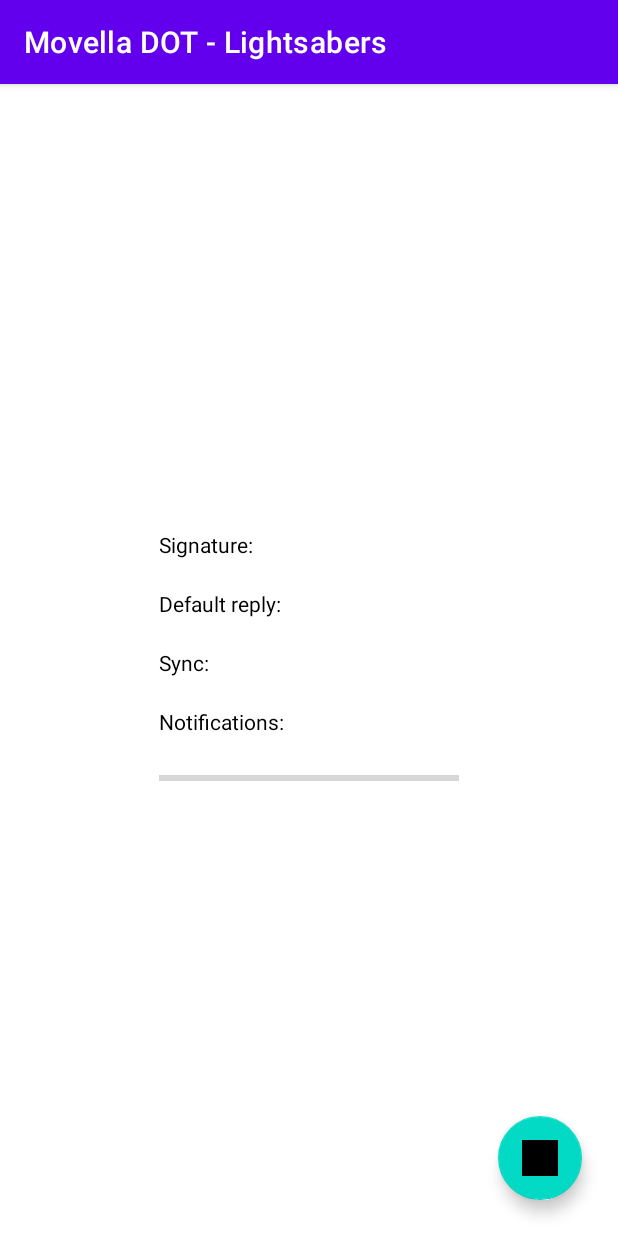
After one commit to Urpagin/MovellaLightsaber, an Android app: the fragment Home shown on its own in the app's theme, on a phone screen of 412 x 824 dp. The commit adds this screen. Run offline under Robolectric (Android 15) with nearby library versions, the phone set to English and light mode, and no system bars.

Commit message:
settings framfment wip

```diff
--- /dev/null
+++ b/app/src/main/java/com/urpagin/movellalightsaber/Home.kt
@@ -0,0 +1,59 @@
+package com.urpagin.movellalightsaber
+
+import android.os.Bundle
+import androidx.fragment.app.Fragment
+import android.view.LayoutInflater
+import android.view.View
+import android.view.ViewGroup
+
+// TODO: Rename parameter arguments, choose names that match
+// the fragment initialization parameters, e.g. ARG_ITEM_NUMBER
+private const val ARG_PARAM1 = "param1"
+private const val ARG_PARAM2 = "param2"
+
+/**
+ * A simple [Fragment] subclass.
+ * Use the [Home.newInstance] factory method to
+ * create an instance of this fragment.
+ */
+class Home : Fragment() {
+    // TODO: Rename and change types of parameters
+    private var param1: String? = null
+    private var param2: String? = null
+
+    override fun onCreate(savedInstanceState: Bundle?) {
+        super.onCreate(savedInstanceState)
+        arguments?.let {
+            param1 = it.getString(ARG_PARAM1)
+            param2 = it.getString(ARG_PARAM2)
+        }
+    }
+
+    override fun onCreateView(
+        inflater: LayoutInflater, container: ViewGroup?,
+        savedInstanceState: Bundle?
+    ): View? {
+        // Inflate the layout for this fragment
+        return inflater.inflate(R.layout.fragment_home, container, false)
+    }
+
+    companion object {
+        /**
+         * Use this factory method to create a new instance of
+         * this fragment using the provided parameters.
+         *
+         * @param param1 Parameter 1.
+         * @param param2 Parameter 2.
+         * @return A new instance of fragment Home.
+         */
+        // TODO: Rename and change types and number of parameters
+        @JvmStatic
+        fun newInstance(param1: String, param2: String) =
+            Home().apply {
+                arguments = Bundle().apply {
+                    putString(ARG_PARAM1, param1)
+                    putString(ARG_PARAM2, param2)
+                }
+            }
+    }
+}
--- /dev/null
+++ b/app/src/main/res/drawable/baseline_settings_24.xml
@@ -0,0 +1,5 @@
+<vector android:height="24dp" android:tint="#3955EE"
+    android:viewportHeight="24" android:viewportWidth="24"
+    android:width="24dp" xmlns:android="http://schemas.android.com/apk/res/android">
+    <path android:fillColor="@android:color/white" android:pathData="M19.14,12.94c0.04,-0.3 0.06,-0.61 0.06,-0.94c0,-0.32 -0.02,-0.64 -0.07,-0.94l2.03,-1.58c0.18,-0.14 0.23,-0.41 0.12,-0.61l-1.92,-3.32c-0.12,-0.22 -0.37,-0.29 -0.59,-0.22l-2.39,0.96c-0.5,-0.38 -1.03,-0.7 -1.62,-0.94L14.4,2.81c-0.04,-0.24 -0.24,-0.41 -0.48,-0.41h-3.84c-0.24,0 -0.43,0.17 -0.47,0.41L9.25,5.35C8.66,5.59 8.12,5.92 7.63,6.29L5.24,5.33c-0.22,-0.08 -0.47,0 -0.59,0.22L2.74,8.87C2.62,9.08 2.66,9.34 2.86,9.48l2.03,1.58C4.84,11.36 4.8,11.69 4.8,12s0.02,0.64 0.07,0.94l-2.03,1.58c-0.18,0.14 -0.23,0.41 -0.12,0.61l1.92,3.32c0.12,0.22 0.37,0.29 0.59,0.22l2.39,-0.96c0.5,0.38 1.03,0.7 1.62,0.94l0.36,2.54c0.05,0.24 0.24,0.41 0.48,0.41h3.84c0.24,0 0.44,-0.17 0.47,-0.41l0.36,-2.54c0.59,-0.24 1.13,-0.56 1.62,-0.94l2.39,0.96c0.22,0.08 0.47,0 0.59,-0.22l1.92,-3.32c0.12,-0.22 0.07,-0.47 -0.12,-0.61L19.14,12.94zM12,15.6c-1.98,0 -3.6,-1.62 -3.6,-3.6s1.62,-3.6 3.6,-3.6s3.6,1.62 3.6,3.6S13.98,15.6 12,15.6z"/>
+</vector>
--- /dev/null
+++ b/app/src/main/res/layout/fragment_home.xml
@@ -0,0 +1,68 @@
+<?xml version="1.0" encoding="utf-8"?>
+<RelativeLayout xmlns:android="http://schemas.android.com/apk/res/android"
+    xmlns:tools="http://schemas.android.com/tools"
+    android:layout_width="match_parent"
+    android:layout_height="match_parent"
+    tools:context=".HomeFragment">
+
+    <com.google.android.material.floatingactionbutton.FloatingActionButton
+        android:id="@+id/fab_settings"
+        android:layout_width="wrap_content"
+        android:layout_height="wrap_content"
+        android:src="@drawable/ic_launcher_background"
+        android:tint="@android:color/white"
+        android:layout_alignParentEnd="true"
+        android:layout_alignParentBottom="true"
+        android:layout_margin="24dp"
+        android:contentDescription="TODO" />
+
+    <LinearLayout
+        android:layout_width="wrap_content"
+        android:layout_height="wrap_content"
+        android:orientation="vertical"
+        android:layout_centerInParent="true">
+
+        <TextView
+            android:id="@+id/tv_signature"
+            android:layout_margin="10dp"
+            android:layout_width="wrap_content"
+            android:layout_height="wrap_content"
+            android:text="Signature: "
+            android:textColor="@android:color/black"/>
+        <TextView
+            android:id="@+id/tv_reply"
+            android:layout_margin="10dp"
+            android:layout_width="wrap_content"
+            android:layout_height="wrap_content"
+            android:text="Default reply:"
+            android:textColor="@android:color/black"/>
+        <TextView
+            android:id="@+id/tv_sync"
+            android:layout_margin="10dp"
+            android:layout_width="wrap_content"
+            android:layout_height="wrap_content"
+            android:text="Sync: "
+            android:textColor="@android:color/black"/>
+        <TextView
+            android:id="@+id/tv_notifications"
+            android:layout_margin="10dp"
+            android:layout_width="wrap_content"
+            android:layout_height="wrap_content"
+            android:text="Notifications:"
+            android:textColor="@android:color/black"/>
+
+        <ProgressBar
+            android:id="@+id/pb_volume"
+            style="?android:attr/progressBarStyleHorizontal"
+            android:layout_margin="10dp"
+            android:layout_width="200dp"
+            android:layout_height="wrap_content"
+            android:max="100"
+
+            android:textColor="@android:color/black"/>
+
+    </LinearLayout>
+
+
+
+</RelativeLayout>
```
Also changed, not shown: app/build.gradle.kts (+14 -2 lines), app/src/main/java/com/urpagin/movellalightsaber/BluetoothDeviceScanner.kt (added, +51 -0 lines), app/src/main/java/com/urpagin/movellalightsaber/MainActivity.kt (+9 -0 lines), app/src/main/java/com/urpagin/movellalightsaber/SettingsFragment.kt (added, +11 -0 lines), app/src/main/res/layout/activity_main.xml (+13 -0 lines), app/src/main/res/navigation/main_nav.xml (added, +17 -0 lines), app/src/main/res/values/arrays.xml (added, +12 -0 lines), app/src/main/res/values/strings.xml (+16 -0 lines), app/src/main/res/xml/root_preferences.xml (added, +35 -0 lines), build.gradle.kts (line endings or trailing spaces).
